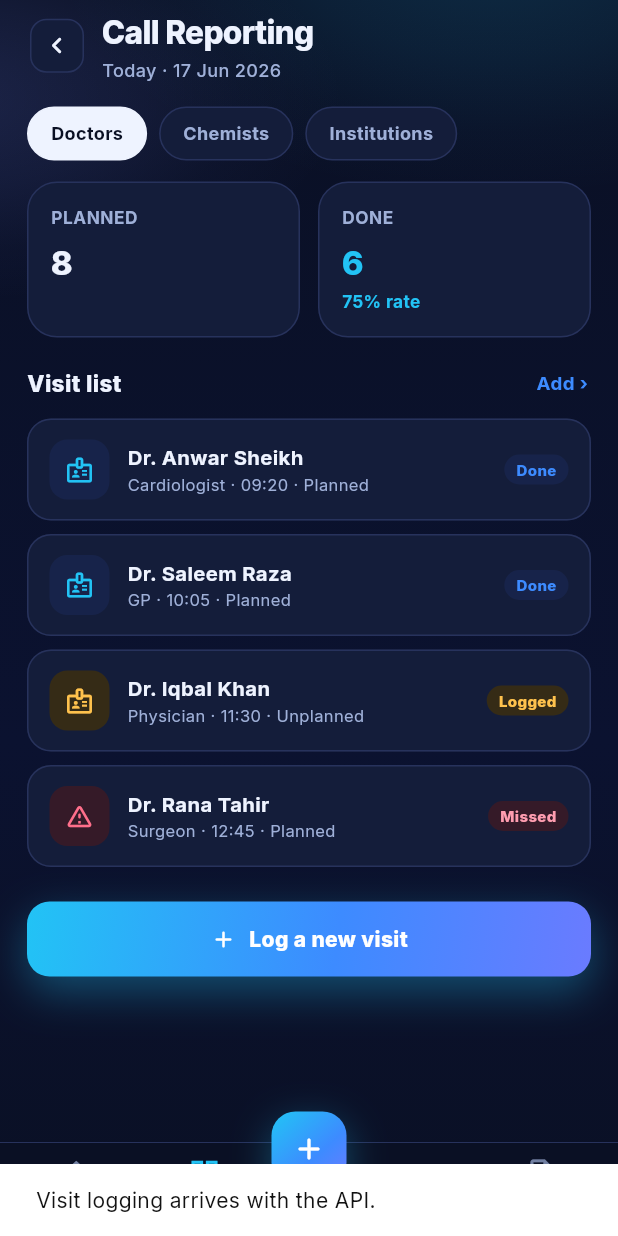
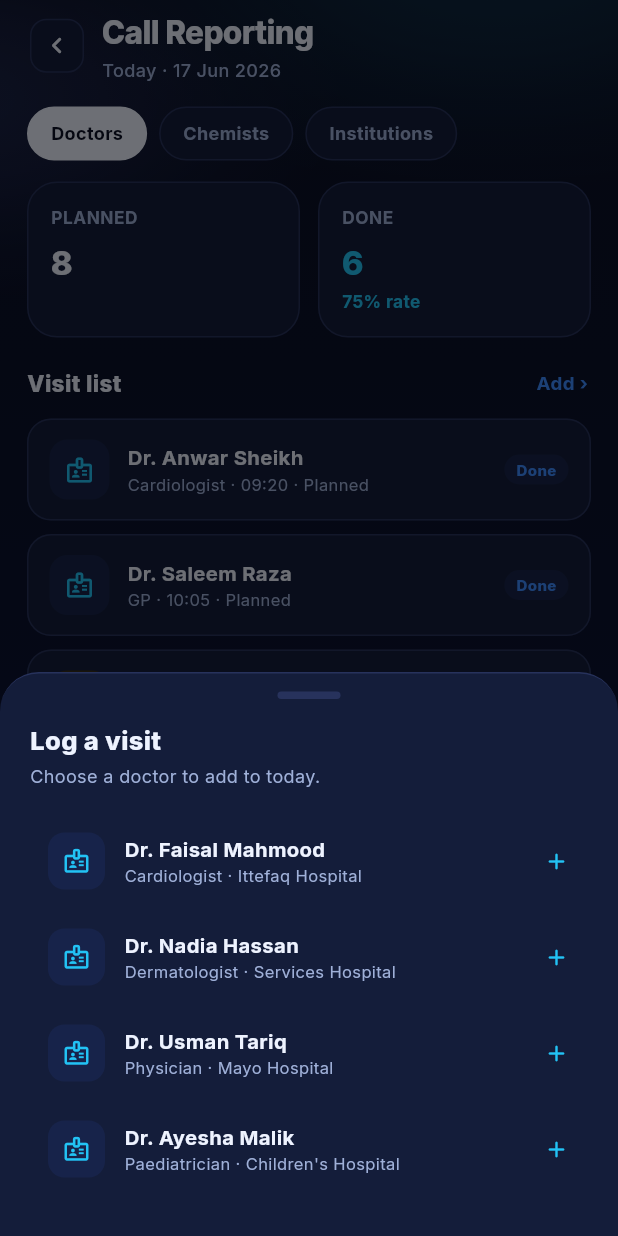
Before and after one commit to taha00000/Digilizer, a Flutter app: the CallsScreen screen opened by its route, after a tap on "Log a new visit", on a phone screen of 412 x 824 dp. Run offline on Flutter 3.47's test engine with Material 3 defaults, Android fonts, the phone set to English and light mode, and no system bars; our stand-ins replace dartz, dio, drift, fl_chart, flutter_riverpod, flutter_secure_storage and 4 more; accounts and stored records are empty; generated files the repository leaves out were written again.

Commit message:
feat: add-visit and export sheets, branded launch window
Replaces the last two placeholder snackbars with the prototype's real flows,
and stops the app flashing white on launch.

- OptionSheet implements the prototype's .sheet-pop / .opt picker, shared by
  both flows.
- Add-visit now actually adds: picking a doctor appends an unplanned, logged
  visit to today's list and bumps the done count. Held in a separate provider
  from the fetched snapshot so a refresh does not discard it. Optimistic-only
  and does not survive a restart, which is honest - there is nowhere to send
  it until the API exists.
- Export offers PDF / Excel / share link. All three still confirm rather than
  produce a file: PDF and Excel need the server to render, and the link needs
  a signed URL.
- The Android launch window is painted in Aurora's canvas colour instead of
  white, so startup no longer flashes before Flutter's first frame.

Fixes a build break introduced with colors.xml: XML forbids "--" inside a
comment, and the comment referenced the --canvas token.

67 tests pass, flutter analyze clean, APK builds and launches on Android with
no runtime errors - which also confirms the FlutterFragmentActivity swap, the
one change that could only have failed at runtime.

````diff
--- a/lib/features/calls/presentation/providers/calls_providers.dart
+++ b/lib/features/calls/presentation/providers/calls_providers.dart
@@ -1,3 +1,4 @@
+import 'package:flutter/material.dart';
 import 'package:flutter_riverpod/flutter_riverpod.dart';
 
 import '../../../../core/constants/app_config.dart';
@@ -39,7 +40,49 @@ extension CallAudienceX on CallAudience {
 final callAudienceProvider =
     StateProvider<CallAudience>((ref) => CallAudience.doctors);
 
-final callsTodayProvider = FutureProvider<CallsSnapshot>((ref) async {
+final _fetchedTodayProvider = FutureProvider<CallsSnapshot>((ref) async {
   final res = await ref.watch(callsRepositoryProvider).getToday();
   return res.fold((f) => throw Exception(f.message), (s) => s);
 });
+
+/// Visits logged on-device this session, held separately from the fetched
+/// snapshot so a refresh does not discard them.
+///
+/// TODO(real-api): replace with a POST to the visit endpoint followed by an
+/// invalidate. Until then this is optimistic-only and does not survive a
+/// restart — which is honest, since there is nowhere to send it.
+final pendingVisitsProvider = StateProvider<List<Visit>>((ref) => const []);
+
+/// The fetched day merged with anything logged since.
+final callsTodayProvider = FutureProvider<CallsSnapshot>((ref) async {
+  final fetched = await ref.watch(_fetchedTodayProvider.future);
+  final pending = ref.watch(pendingVisitsProvider);
+  if (pending.isEmpty) return fetched;
+
+  return CallsSnapshot(
+    planned: fetched.planned,
+    // Unplanned visits count as done but do not inflate the plan.
+    done: fetched.done + pending.length,
+    visits: [...fetched.visits, ...pending],
+  );
+});
+
+/// Logs an unplanned visit against [doctorName].
+void logVisit(WidgetRef ref, {required String doctorName, String? specialty}) {
+  final now = TimeOfDay.fromDateTime(DateTime.now());
+  final stamp = '${now.hour.toString().padLeft(2, '0')}:'
+      '${now.minute.toString().padLeft(2, '0')}';
+
+  ref.read(pendingVisitsProvider.notifier).update(
+        (list) => [
+          ...list,
+          Visit(
+            time: stamp,
+            name: doctorName,
+            specialty: specialty ?? 'Unspecified',
+            type: VisitType.unplanned,
+            status: VisitStatus.logged,
+          ),
+        ],
+      );
+}
--- a/lib/features/calls/presentation/screens/calls_screen.dart
+++ b/lib/features/calls/presentation/screens/calls_screen.dart
@@ -9,6 +9,7 @@ import '../../../../shared/widgets/async_view.dart';
 import '../../../../shared/widgets/bottom_tab_bar.dart';
 import '../../../../shared/widgets/cta_button.dart';
 import '../../../../shared/widgets/list_row.dart';
+import '../../../../shared/widgets/option_sheet.dart';
 import '../../../../shared/widgets/pill_row.dart';
 import '../../../../shared/widgets/section_title.dart';
 import '../../../../shared/widgets/status_badge.dart';
@@ -25,12 +26,39 @@ class CallsScreen extends ConsumerWidget {
     final async = ref.watch(callsTodayProvider);
     final audience = ref.watch(callAudienceProvider);
 
-    void addVisit() {
+    // The prototype's openAddVisit(): pick a doctor, and the visit appears in
+    // today's list as an unplanned, logged call.
+    Future<void> addVisit() async {
+      const roster = [
+        ('Dr. Faisal Mahmood', 'Cardiologist · Ittefaq Hospital'),
+        ('Dr. Nadia Hassan', 'Dermatologist · Services Hospital'),
+        ('Dr. Usman Tariq', 'Physician · Mayo Hospital'),
+        ('Dr. Ayesha Malik', 'Paediatrician · Children\'s Hospital'),
+      ];
+
+      final picked = await OptionSheet.show(
+        context,
+        title: 'Log a visit',
+        subtitle: 'Choose a doctor to add to today.',
+        options: [
+          for (final (name, detail) in roster)
+            SheetOption(
+              id: name,
+              icon: Icons.badge_outlined,
+              title: name,
+              subtitle: detail,
+            ),
+        ],
+      );
+      if (picked == null || !context.mounted) return;
+
+      final specialty =
+          roster.firstWhere((r) => r.$1 == picked).$2.split(' · ').first;
+      logVisit(ref, doctorName: picked, specialty: specialty);
+
       ScaffoldMessenger.of(context)
         ..hideCurrentSnackBar()
-        ..showSnackBar(
-          const SnackBar(content: Text('Visit logging arrives with the API.')),
-        );
+        ..showSnackBar(SnackBar(content: Text('$picked added to today.')));
     }
 
     return AppShell(
--- a/lib/features/reports/presentation/screens/report_output_screen.dart
+++ b/lib/features/reports/presentation/screens/report_output_screen.dart
@@ -8,6 +8,7 @@ import '../../../../shared/widgets/app_shell.dart';
 import '../../../../shared/widgets/bottom_tab_bar.dart';
 import '../../../../shared/widgets/cta_button.dart';
 import '../../../../shared/widgets/donut_gauge.dart';
+import '../../../../shared/widgets/option_sheet.dart';
 import '../../../../shared/widgets/section_title.dart';
 import '../../../../shared/widgets/status_badge.dart';
 import '../../domain/entities/report_output.dart';
@@ -105,6 +106,49 @@ class ReportOutputScreen extends ConsumerWidget {
   }
 }
 
+/// The prototype's doExport(): PDF / Excel / share link.
+///
+/// TODO(real-api): PDF and Excel need the server to render the file; the share
+/// link needs a signed URL. Until those exist this confirms the choice rather
+/// than pretending a file was produced.
+Future<void> _export(BuildContext context) async {
+  final choice = await OptionSheet.show(
+    context,
+    title: 'Export report',
+    subtitle: 'Choose a format.',
+    options: const [
+      SheetOption(
+        id: 'pdf',
+        icon: Icons.picture_as_pdf_outlined,
+        title: 'PDF document',
+        subtitle: '.pdf',
+      ),
+      SheetOption(
+        id: 'xls',
+        icon: Icons.table_chart_outlined,
+        title: 'Excel spreadsheet',
+        subtitle: '.xlsx',
+      ),
+      SheetOption(
+        id: 'link',
+        icon: Icons.link_rounded,
+        title: 'Share link',
+        subtitle: 'copy link',
+      ),
+    ],
+  );
+  if (choice == null || !context.mounted) return;
+
+  final message = switch (choice) {
+    'link' => 'Shareable links arrive with the real API.',
+    'xls' => 'Excel export arrives with the real API.',
+    _ => 'PDF export arrives with the real API.',
+  };
+  ScaffoldMessenger.of(context)
+    ..hideCurrentSnackBar()
+    ..showSnackBar(SnackBar(content: Text(message)));
+}
+
 class _Output extends StatelessWidget {
   const _Output({required this.report});
   final ReportOutput report;
@@ -124,15 +168,7 @@ class _Output extends StatelessWidget {
           'Visit summary',
           trailing: SectionLink(
             'Export',
-            onTap: () {
-              ScaffoldMessenger.of(context)
-                ..hideCurrentSnackBar()
-                ..showSnackBar(
-                  const SnackBar(
-                    content: Text('Export arrives with the real API.'),
-                  ),
-                );
-            },
+            onTap: () => _export(context),
           ),
         ),
         _VisitTable(visits: report.visits),
--- /dev/null
+++ b/lib/shared/widgets/option_sheet.dart
@@ -0,0 +1,190 @@
+import 'package:flutter/material.dart';
+
+import '../../core/theme/app_theme.dart';
+
+/// One row in an [OptionSheet].
+class SheetOption {
+  const SheetOption({
+    required this.id,
+    required this.icon,
+    required this.title,
+    this.subtitle,
+    this.danger = false,
+  });
+
+  final String id;
+  final IconData icon;
+  final String title;
+  final String? subtitle;
+
+  /// `.opt.danger` — rose tint, for destructive choices.
+  final bool danger;
+}
+
+/// `.sheet-pop` with `.opt` rows — the prototype's picker sheet, used by
+/// add-visit and export.
+///
+/// ```css
+/// .sheet-pop{background:var(--surface);border-radius:26px 26px 0 0;
+///            border-top:1px solid var(--aline);padding:20px 20px 26px;
+///            max-height:82%}
+/// .sheet-grab{width:42px;height:5px;border-radius:5px;background:var(--aline)}
+/// .opt{gap:13px;padding:13px 12px;border-radius:14px}
+/// .opt .oic{width:38px;height:38px;border-radius:11px;background:var(--pri-soft)}
+/// .opt .otx{font-size:13.5px;font-weight:700}
+/// .opt .ots{font-size:11px;color:var(--asub)}
+/// ```
+class OptionSheet extends StatelessWidget {
+  const OptionSheet({
+    super.key,
+    required this.title,
+    required this.options,
+    this.subtitle,
+  });
+
+  final String title;
+  final String? subtitle;
+  final List<SheetOption> options;
+
+  /// Returns the chosen option's id, or null if dismissed.
+  static Future<String?> show(
+    BuildContext context, {
+    required String title,
+    required List<SheetOption> options,
+    String? subtitle,
+  }) {
+    return showModalBottomSheet<String>(
+      context: context,
+      backgroundColor: Colors.transparent,
+      isScrollControlled: true,
+      builder: (_) => OptionSheet(
+        title: title,
+        subtitle: subtitle,
+        options: options,
+      ),
+    );
+  }
+
+  @override
+  Widget build(BuildContext context) {
+    final t = context.tokens;
+    return Container(
+      // max-height:82%
+      constraints: BoxConstraints(
+        maxHeight: MediaQuery.of(context).size.height * 0.82,
+      ),
+      padding: const EdgeInsets.fromLTRB(20, 12, 20, 26),
+      decoration: BoxDecoration(
+        color: t.surface,
+        border: Border(top: BorderSide(color: t.line)),
+        borderRadius: const BorderRadius.vertical(top: Radius.circular(26)),
+      ),
+      child: SafeArea(
+        top: false,
+        child: Column(
+          mainAxisSize: MainAxisSize.min,
+          crossAxisAlignment: CrossAxisAlignment.start,
+          children: [
+            Center(
+              child: Container(
+                width: 42,
+                height: 5,
+                margin: const EdgeInsets.only(bottom: 16),
+                decoration: BoxDecoration(
+                  color: t.line,
+                  borderRadius: BorderRadius.circular(5),
+                ),
+              ),
+            ),
+            Text(
+              title,
+              style: TextStyle(
+                color: t.ink,
+                fontSize: 17,
+                fontWeight: FontWeight.w800,
+              ),
+            ),
+            if (subtitle != null) ...[
+              const SizedBox(height: 3),
+              Text(
+                subtitle!,
+                style: TextStyle(color: t.sub, fontSize: 12),
+              ),
+            ],
+            const SizedBox(height: 16),
+            Flexible(
+              child: SingleChildScrollView(
+                child: Column(
+                  mainAxisSize: MainAxisSize.min,
+                  children: [
+                    for (final o in options) _Row(option: o),
+                  ],
+                ),
+              ),
+            ),
+          ],
+        ),
+      ),
+    );
+  }
+}
+
+class _Row extends StatelessWidget {
+  const _Row({required this.option});
+  final SheetOption option;
+
+  @override
+  Widget build(BuildContext context) {
+    final t = context.tokens;
+    final iconBg = option.danger ? t.roseSoft : t.primarySoft;
+    final iconFg = option.danger ? t.rose : t.primary;
+    final titleColor = option.danger ? t.roseText : t.ink;
+
+    return InkWell(
+      onTap: () => Navigator.of(context).pop(option.id),
+      borderRadius: BorderRadius.circular(14),
+      child: Padding(
+        padding: const EdgeInsets.symmetric(horizontal: 12, vertical: 13),
+        child: Row(
+          children: [
+            Container(
+              width: 38,
+              height: 38,
+              alignment: Alignment.center,
+              decoration: BoxDecoration(
+                color: iconBg,
+                borderRadius: BorderRadius.circular(11),
+              ),
+              child: Icon(option.icon, size: 19, color: iconFg),
+            ),
+            const SizedBox(width: 13),
+            Expanded(
+              child: Column(
+                crossAxisAlignment: CrossAxisAlignment.start,
+                mainAxisSize: MainAxisSize.min,
+                children: [
+                  Text(
+                    option.title,
+                    style: TextStyle(
+                      color: titleColor,
+                      fontSize: 13.5,
+                      fontWeight: FontWeight.w700,
+                    ),
+                  ),
+                  if (option.subtitle != null) ...[
+                    const SizedBox(height: 1),
+                    Text(
+                      option.subtitle!,
+                      style: TextStyle(color: t.sub, fontSize: 11),
+                    ),
+                  ],
+                ],
+              ),
+            ),
+            Icon(Icons.add_rounded, size: 18, color: t.primary),
+          ],
+        ),
+      ),
+    );
+  }
+}
````
Also changed, not shown: 3 other files.
